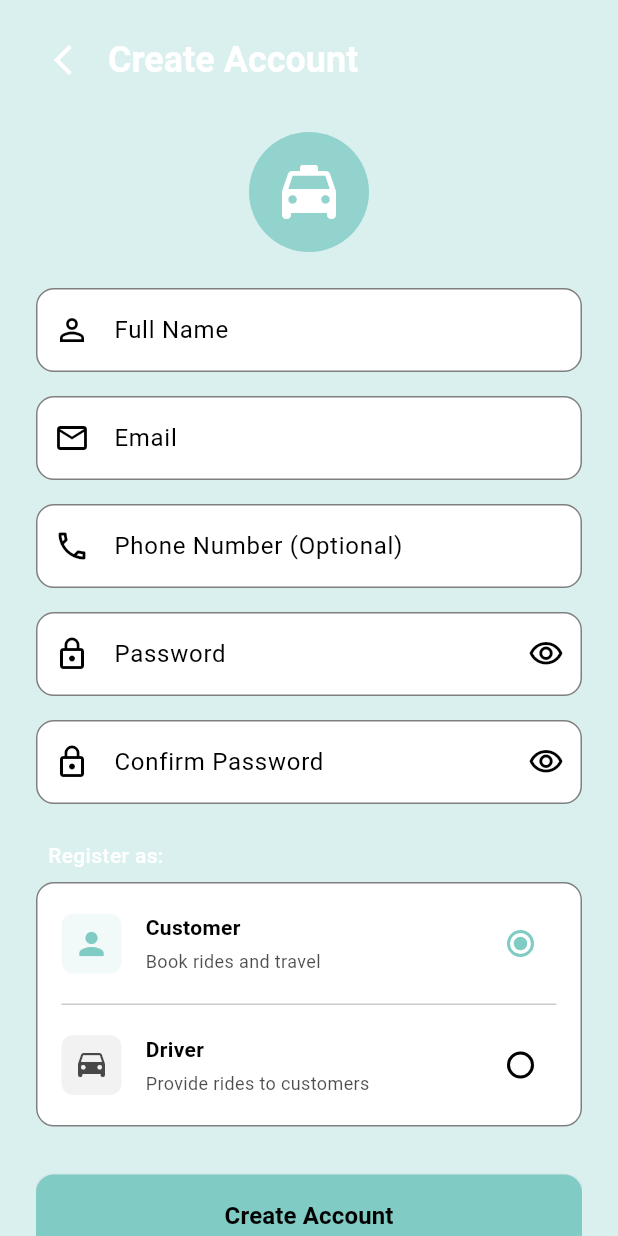
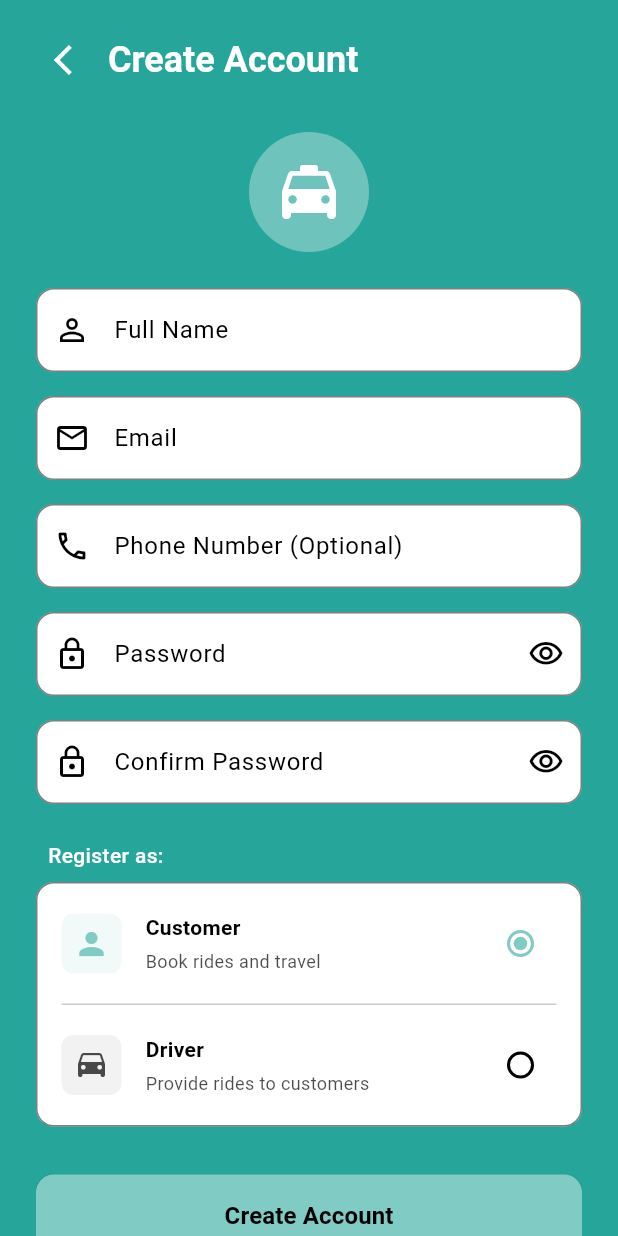
Before and after one commit to DavidSovan/Uber-App, a Flutter app: the screen it shows after launch, after a tap on "Sign Up", on a phone screen of 412 x 824 dp. Run offline on Flutter 3.47's test engine with Material 3 defaults, Android fonts, the phone set to English and light mode, and no system bars; our stand-ins replace shared_preferences; network calls fail.

Commit message:
update all buttons color

```diff
--- a/lib/Api/api_config.dart
+++ b/lib/Api/api_config.dart
@@ -1,5 +1,5 @@
 class ApiConfig {
-  static const String baseUrl = 'https://0cb9-202-62-55-223.ngrok-free.app/api';
+  static const String baseUrl = 'http://127.0.0.1:8000/api';
 
   static Map<String, String> getHeaders(String? token) {
     final headers = {
--- a/lib/screens/Customer_screens/feedback_screen.dart
+++ b/lib/screens/Customer_screens/feedback_screen.dart
@@ -213,6 +213,7 @@ class _FeedbackScreenState extends State<FeedbackScreen>
                         child: ElevatedButton(
                           onPressed: _isSubmitting ? null : _submitRating,
                           style: ElevatedButton.styleFrom(
+                            backgroundColor: const Color(0xFF26A69A),
                             shape: RoundedRectangleBorder(
                               borderRadius: BorderRadius.circular(12),
                             ),
@@ -233,6 +234,7 @@ class _FeedbackScreenState extends State<FeedbackScreen>
                                     'SUBMIT FEEDBACK',
                                     style: TextStyle(
                                       fontSize: 16,
+                                      color: Colors.white,
                                       fontWeight: FontWeight.bold,
                                     ),
                                   ),
--- a/lib/screens/auth_screens/login_screen.dart
+++ b/lib/screens/auth_screens/login_screen.dart
@@ -92,7 +92,7 @@
     final theme = Theme.of(context);
 
     return Scaffold(
-      backgroundColor: theme.colorScheme.background,
+      backgroundColor: Color(0xFF26A69A),
       body: SafeArea(
         child: FadeTransition(
           opacity: _fadeAnimation,
@@ -113,27 +113,35 @@
                     Center(
                       child: Column(
                         children: [
-                          Container(
-                            width: 100,
-                            height: 100,
-                            decoration: BoxDecoration(
-                              color: theme.colorScheme.primary.withOpacity(0.8),
-                              shape: BoxShape.circle,
-                            ),
-                            child: Icon(
-                              Icons.local_taxi_rounded,
-                              size: 60,
-                              color:
-                                  Colors
-                                      .white, // Icon colorcolor: theme.colorScheme.onPrimary,
+                          Center(
+                            child: Padding(
+                              padding: const EdgeInsets.symmetric(
+                                vertical: 24.0,
+                              ),
+                              child: Container(
+                                width: 80,
+                                height: 80,
+                                decoration: BoxDecoration(
+                                  color: theme.colorScheme.primary.withOpacity(
+                                    0.8,
+                                  ),
+                                  shape: BoxShape.circle,
+                                ),
+                                child: Icon(
+                                  Icons.local_taxi_rounded,
+                                  size: 48,
+                                  color: Colors.white, // Icon color
+                                ),
+                              ),
                             ),
                           ),
                           const SizedBox(height: 16),
                           Text(
                             'Uber Taxi',
-                            style: theme.textTheme.headlineMedium?.copyWith(
+                            style: TextStyle(
                               fontWeight: FontWeight.bold,
-                              color: theme.colorScheme.primary,
+                              fontSize: 24,
+                              color: Colors.white,
                             ),
                           ),
                           const SizedBox(height: 8),
@@ -188,18 +196,18 @@
                         enabledBorder: OutlineInputBorder(
                           borderRadius: BorderRadius.circular(12),
                           borderSide: BorderSide(
-                            color: theme.colorScheme.outline.withOpacity(0.5),
+                            color: Colors.grey.withValues(alpha: 0.5),
                           ),
                         ),
                         focusedBorder: OutlineInputBorder(
                           borderRadius: BorderRadius.circular(12),
                           borderSide: BorderSide(
-                            color: theme.colorScheme.primary,
+                            color: Colors.grey.withValues(alpha: 0.5),
                             width: 2,
                           ),
                         ),
                         filled: true,
-                        fillColor: theme.colorScheme.surface,
+                        fillColor: Colors.white,
                         contentPadding: const EdgeInsets.symmetric(
                           vertical: 16,
                         ),
@@ -245,18 +253,18 @@
                         enabledBorder: OutlineInputBorder(
                           borderRadius: BorderRadius.circular(12),
                           borderSide: BorderSide(
-                            color: theme.colorScheme.outline.withOpacity(0.5),
+                            color: Colors.grey.withValues(alpha: 0.5),
                           ),
                         ),
                         focusedBorder: OutlineInputBorder(
                           borderRadius: BorderRadius.circular(12),
                           borderSide: BorderSide(
-                            color: theme.colorScheme.primary,
+                            color: Colors.grey.withValues(alpha: 0.5),
                             width: 2,
                           ),
                         ),
                         filled: true,
-                        fillColor: theme.colorScheme.surface,
+                        fillColor: Colors.white,
                         contentPadding: const EdgeInsets.symmetric(
                           vertical: 16,
                         ),
@@ -284,14 +292,17 @@
                           );
                         },
                         style: TextButton.styleFrom(
-                          foregroundColor: theme.colorScheme.primary,
+                          foregroundColor: Colors.white,
                           padding: const EdgeInsets.symmetric(vertical: 8),
                           minimumSize: Size.zero,
                           tapTargetSize: MaterialTapTargetSize.shrinkWrap,
                         ),
                         child: const Text(
                           'Forgot Password?',
-                          style: TextStyle(fontWeight: FontWeight.w500),
+                          style: TextStyle(
+                            fontWeight: FontWeight.w500,
+                            color: Colors.white,
+                          ),
                         ),
                       ),
                     ),
@@ -310,7 +321,7 @@
                         elevation: 2,
                         shadowColor: theme.colorScheme.shadow,
                         disabledBackgroundColor: theme.colorScheme.primary
-                            .withOpacity(0.6),
+                            .withValues(alpha: 0.6),
                       ),
                       child:
                           _isLoading
@@ -360,7 +371,10 @@
                             ),
                             child: const Text(
                               'Sign Up',
-                              style: TextStyle(fontWeight: FontWeight.bold),
+                              style: TextStyle(
+                                fontWeight: FontWeight.bold,
+                                color: Colors.white,
+                              ),
                             ),
                           ),
                         ],
--- a/lib/screens/auth_screens/signup_screen.dart
+++ b/lib/screens/auth_screens/signup_screen.dart
@@ -101,7 +101,7 @@ class _RegisterScreenState extends State<RegisterScreen>
     final theme = Theme.of(context);
 
     return Scaffold(
-      backgroundColor: theme.colorScheme.background,
+      backgroundColor: Color(0xFF26A69A),
       body: SafeArea(
         child: FadeTransition(
           opacity: _fadeAnimation,
@@ -542,7 +542,10 @@ class _RegisterScreenState extends State<RegisterScreen>
                               ),
                               child: const Text(
                                 'Sign In',
-                                style: TextStyle(fontWeight: FontWeight.bold),
+                                style: TextStyle(
+                                  fontWeight: FontWeight.bold,
+                                  color: Colors.white,
+                                ),
                               ),
                             ),
                           ],
```
Also changed, not shown: lib/screens/Customer_screens/show_bookings_screen.dart (+18 -1 lines), lib/screens/Driver_screens/add_vehicle_screen.dart (+6 -9 lines), lib/screens/Driver_screens/update_vehicle_screen.dart (+6 -1 lines), lib/screens/Driver_screens/vehicleList_screen.dart (+9 -1 lines), lib/screens/Driver_screens/view_booking_for_driver.dart (+13 -1 lines).
